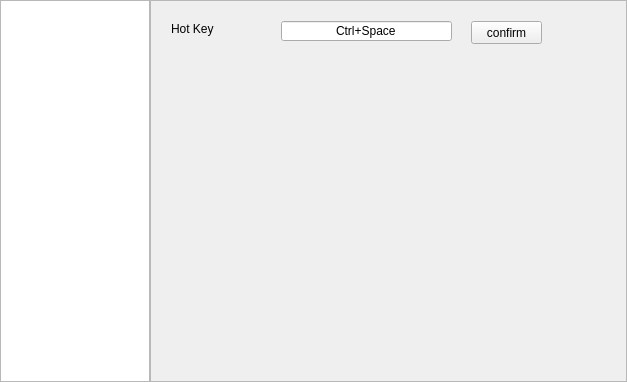
Before: the Qt Designer form src/view/SettingWidget.ui in tujiaw/Acc, drawn with Qt 5.
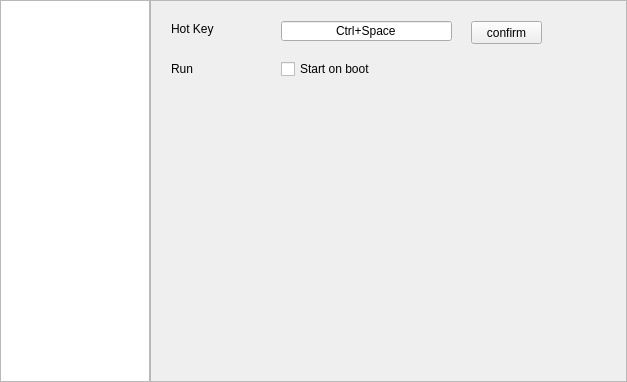
After: the same form once the commit is applied.

What changed in the file:
```diff
--- a/src/view/SettingWidget.ui
+++ b/src/view/SettingWidget.ui
@@ -107,6 +107,32 @@
         <string>confirm</string>
        </property>
       </widget>
+      <widget class="QCheckBox" name="cbAutoStart">
+       <property name="geometry">
+        <rect>
+         <x>130</x>
+         <y>60</y>
+         <width>211</width>
+         <height>16</height>
+        </rect>
+       </property>
+       <property name="text">
+        <string>Start on boot</string>
+       </property>
+      </widget>
+      <widget class="QLabel" name="label_2">
+       <property name="geometry">
+        <rect>
+         <x>20</x>
+         <y>60</y>
+         <width>61</width>
+         <height>16</height>
+        </rect>
+       </property>
+       <property name="text">
+        <string>Run</string>
+       </property>
+      </widget>
      </widget>
     </widget>
    </item>
```
